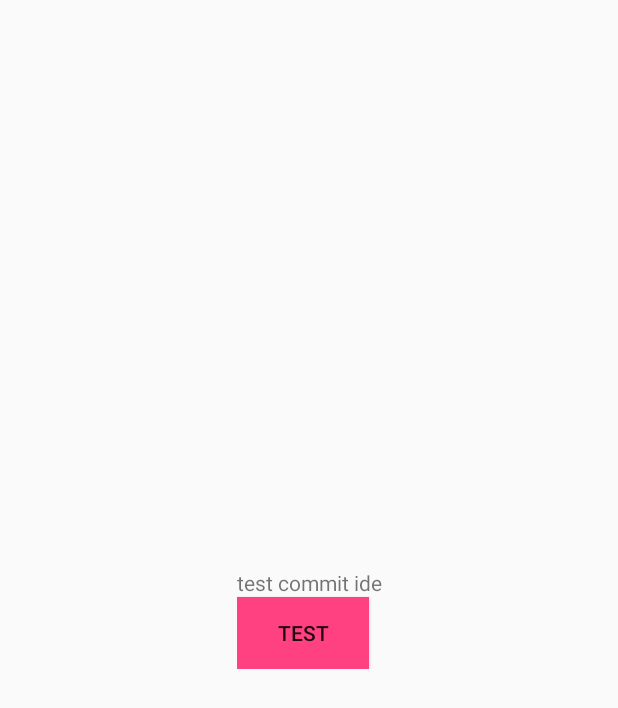
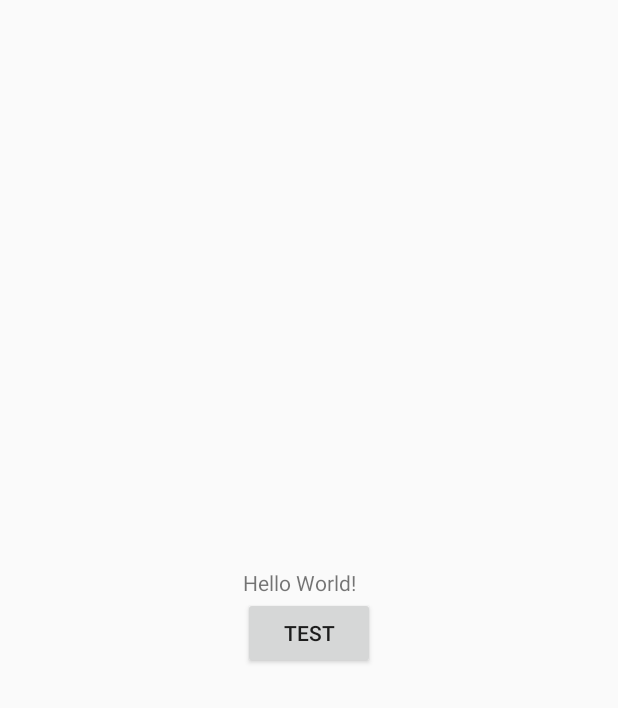
Before and after one commit to Avditvs/tipne, an Android app: the screen it shows after launch (MainActivity), on a phone screen of 412 x 824 dp. Shown: the top 708 px of the screen. Run offline under Robolectric (Android 15) with nearby library versions, the phone set to English and light mode, and no system bars; our stand-ins replace Room's generated code.

Commit message:
Véfification à coder

```diff
--- a/app/src/main/java/com/example/louis/myapplication/MainActivity.java
+++ b/app/src/main/java/com/example/louis/myapplication/MainActivity.java
@@ -32,18 +32,13 @@ public class MainActivity extends Activity {
         text = findViewById(R.id.text);
         bouton = findViewById(R.id.test);
 
-        bouton.setBackgroundColor(getResources().getColor(R.color.colorAccent));
-
-        text.setText("test commit ide");
-
-
         AppDataBase db = AppDataBase.getAppDatabase(getApplicationContext());
         MotsDAO bdDao = db.MotsDao();
 
 
-
         if (!verifiedDb(bdDao)){
             bdDao.nukeTableMots();
+            System.out.println("Nuke mots");
             buildDb(bdDao);
         }
 
@@ -52,12 +47,17 @@ public class MainActivity extends Activity {
     }
 
     private boolean verifiedDb(MotsDAO dbDAO){
+        System.out.println("Verifying the database");
+
+        //coder qqchose qui vérifie si la bdd est bonne
+
 
         return !dbDAO.getAll().isEmpty();
     }
 
 
     private void buildDb(MotsDAO dbDAO){
+        System.out.println("Importing database");
         String[] namesList = getNamesOfTheLists();
         int idList = 1;
         for (String nameOfList : namesList){
--- a/app/src/main/java/com/example/mots/MotsDAO.java
+++ b/app/src/main/java/com/example/mots/MotsDAO.java
@@ -1,6 +1,7 @@
 package com.example.mots;
 
 import android.arch.persistence.room.Dao;
+import android.arch.persistence.room.Delete;
 import android.arch.persistence.room.Insert;
 import android.arch.persistence.room.Query;
 
```
